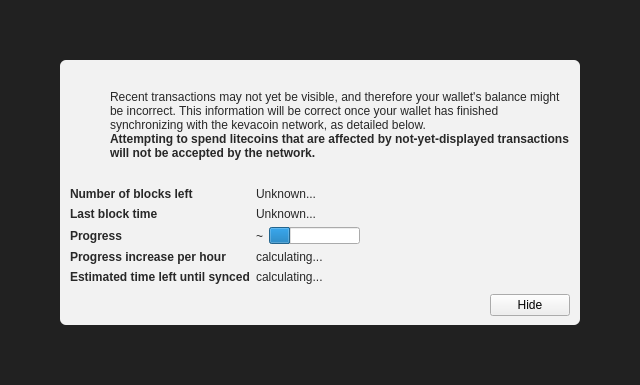
Above: src/qt/forms/modaloverlay.ui from nkpatro/catcoin before the change. Below: the same form after it.
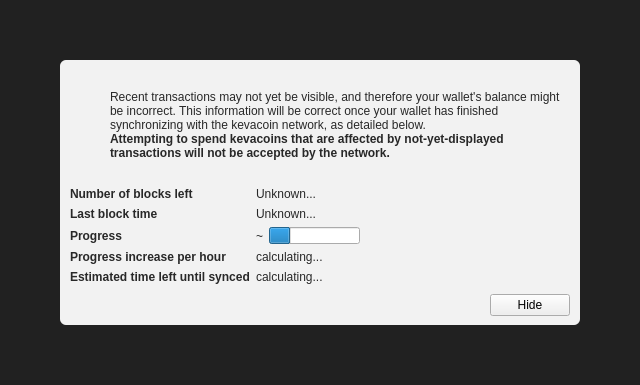
That is the form after the change. Icons and pictures are not drawn. Custom widgets are drawn as their Qt base class.

Commit message: Second major changes from litecoinS to kevacoinS.

Diff of the .ui file:
```diff
--- a/src/qt/forms/modaloverlay.ui
+++ b/src/qt/forms/modaloverlay.ui
@@ -149,7 +149,7 @@
                 </font>
                </property>
                <property name="text">
-                <string>Attempting to spend litecoins that are affected by not-yet-displayed transactions will not be accepted by the network.</string>
+                <string>Attempting to spend kevacoins that are affected by not-yet-displayed transactions will not be accepted by the network.</string>
                </property>
                <property name="textFormat">
                 <enum>Qt::RichText</enum>
```
The commit also changes 64 other files.
